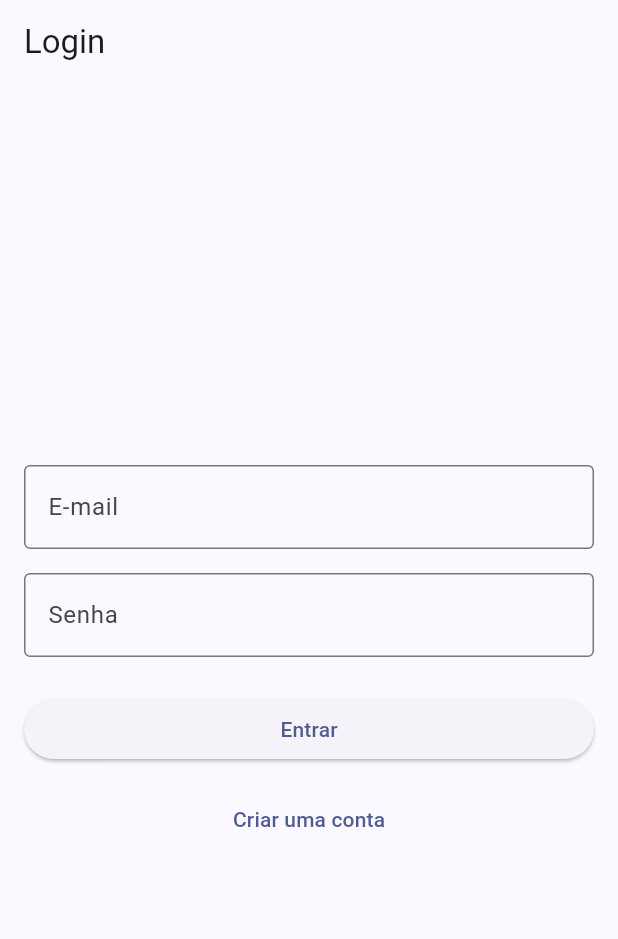
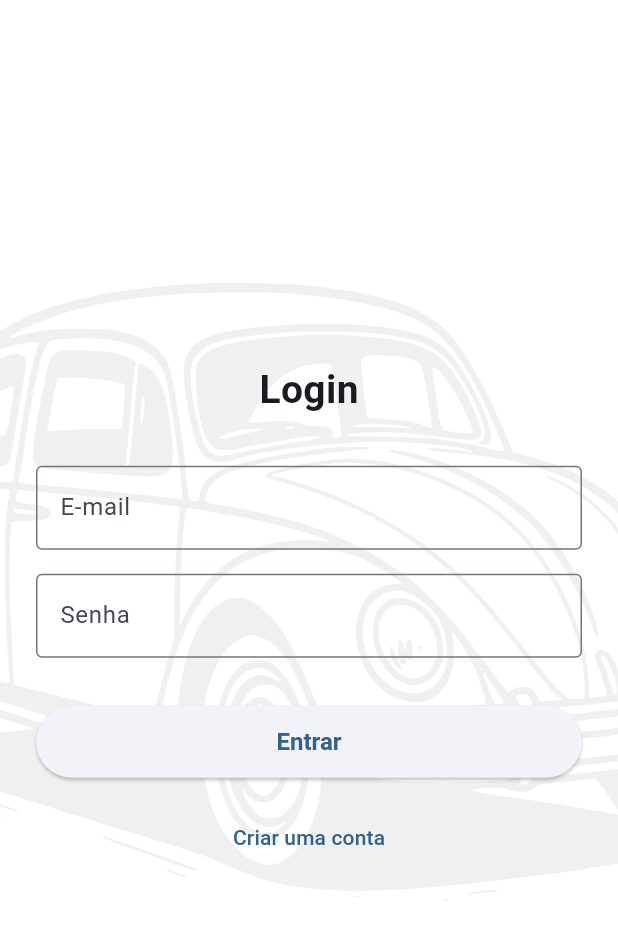
Before and after one commit to CarenNI/controle_abastecimento, a Flutter app: the screen it shows after launch, on a phone screen of 412 x 824 dp. Shown: the top 939 px of the screen. Run offline on Flutter 3.47's test engine with Material 3 defaults, Android fonts, the phone set to English and light mode, and no system bars; our stand-ins replace cloud_firestore, firebase_auth, firebase_core, flutter_svg; accounts and stored records are empty.

Commit message:
Commit: style(theme): tema customizado e navegação

```diff
--- a/lib/main.dart
+++ b/lib/main.dart
@@ -15,13 +15,43 @@ class MyApp extends StatelessWidget {
 
   @override
   Widget build(BuildContext context) {
+    const seed = Color(0xFF597A9A); // azul escuro da paleta
+    const background = Color(0xFFF7F6EF); // fundo claro creme
+
+    final theme = ThemeData(
+      useMaterial3: true,
+      colorScheme: ColorScheme.fromSeed(
+        seedColor: seed,
+        background: background,
+        surface: background,
+      ),
+      scaffoldBackgroundColor: background,
+      appBarTheme: const AppBarTheme(
+        backgroundColor: seed,
+        foregroundColor: Colors.white,
+        centerTitle: true,
+        elevation: 2,
+      ),
+      elevatedButtonTheme: ElevatedButtonThemeData(
+        style: ElevatedButton.styleFrom(
+          minimumSize: const Size.fromHeight(48), // botão mais alto
+          textStyle: const TextStyle(fontSize: 16, fontWeight: FontWeight.w600),
+          shape: RoundedRectangleBorder(
+            borderRadius: BorderRadius.circular(24),
+          ),
+        ),
+      ),
+      inputDecorationTheme: const InputDecorationTheme(
+        border: OutlineInputBorder(),
+      ),
+    );
+
     return MaterialApp(
+      debugShowCheckedModeBanner: false,
       title: 'Controle de Abastecimento',
-      debugShowCheckedModeBanner: false,
-      theme: ThemeData(
-        useMaterial3: true,
-        colorScheme: ColorScheme.fromSeed(seedColor: Colors.indigo),
-      ),
+      theme: theme,
+      darkTheme: theme, //  mesmo tema no dark
+      themeMode: ThemeMode.light, //  FORÇA SEMPRE TEMA CLARO
       home: const LoginPage(),
     );
   }
--- a/lib/pages/login_page.dart
+++ b/lib/pages/login_page.dart
@@ -1,5 +1,6 @@
 import 'package:flutter/material.dart';
 import 'package:firebase_auth/firebase_auth.dart';
+import 'package:flutter_svg/flutter_svg.dart';
 
 import 'register_page.dart';
 import 'home_page.dart';
@@ -12,140 +13,105 @@ class LoginPage extends StatefulWidget {
 }
 
 class _LoginPageState extends State<LoginPage> {
-  final _formKey = GlobalKey<FormState>();
-  final _emailController = TextEditingController();
-  final _senhaController = TextEditingController();
+  final emailController = TextEditingController();
+  final senhaController = TextEditingController();
+  bool carregando = false;
 
-  bool _carregando = false;
+  Future<void> fazerLogin() async {
+    try {
+      setState(() => carregando = true);
 
-  @override
-  void dispose() {
-    _emailController.dispose();
-    _senhaController.dispose();
-    super.dispose();
-  }
-
-  Future<void> _fazerLogin() async {
-    if (!_formKey.currentState!.validate()) return;
-
-    setState(() => _carregando = true);
-
-    try {
       await FirebaseAuth.instance.signInWithEmailAndPassword(
-        email: _emailController.text.trim(),
-        password: _senhaController.text.trim(),
+        email: emailController.text,
+        password: senhaController.text,
       );
 
-      if (!mounted) return;
-
-      ScaffoldMessenger.of(context).showSnackBar(
-        const SnackBar(content: Text('Login realizado com sucesso!')),
-      );
-
-      // Vai para a HomePage e remove a tela de login da pilha
       Navigator.pushReplacement(
         context,
-        MaterialPageRoute(builder: (context) => const HomePage()),
+        MaterialPageRoute(builder: (_) => const HomePage()),
       );
-    } on FirebaseAuthException catch (e) {
-      String mensagem = 'Erro ao fazer login';
-
-      if (e.code == 'user-not-found') {
-        mensagem = 'Usuário não encontrado';
-      } else if (e.code == 'wrong-password') {
-        mensagem = 'Senha incorreta';
-      }
-
+    } catch (e) {
       ScaffoldMessenger.of(
         context,
-      ).showSnackBar(SnackBar(content: Text(mensagem)));
-    } catch (_) {
-      ScaffoldMessenger.of(context).showSnackBar(
-        const SnackBar(content: Text('Erro inesperado ao fazer login')),
-      );
+      ).showSnackBar(SnackBar(content: Text("Erro ao fazer login: $e")));
     } finally {
-      if (mounted) {
-        setState(() => _carregando = false);
+      setState(() => carregando = false);
     }
-    }
-  }
-
-  void _irParaCadastro() {
-    Navigator.push(
-      context,
-      MaterialPageRoute(builder: (context) => const RegisterPage()),
-    );
   }
 
   @override
   Widget build(BuildContext context) {
-    return Scaffold(
-      appBar: AppBar(title: const Text('Login')),
-      body: Padding(
-        padding: const EdgeInsets.all(16),
-        child: Form(
-          key: _formKey,
+    return Stack(
+      children: [
+        /// 🔵 FUNDO DO FUSCA
+        Positioned.fill(
+          child: Opacity(
+            opacity: 0.06,
+            child: SvgPicture.asset(
+              'assets/images/fusca.svg',
+              fit: BoxFit.cover,
+            ),
+          ),
+        ),
+
+        /// 🔵 CONTEÚDO DA TELA
+        Scaffold(
+          backgroundColor: Colors.transparent,
+          body: Center(
+            child: Padding(
+              padding: const EdgeInsets.all(24),
               child: Column(
                 mainAxisAlignment: MainAxisAlignment.center,
                 children: [
-              TextFormField(
-                controller: _emailController,
-                decoration: const InputDecoration(
-                  labelText: 'E-mail',
-                  border: OutlineInputBorder(),
+                  const Text(
+                    "Login",
+                    style: TextStyle(fontSize: 26, fontWeight: FontWeight.bold),
                   ),
-                keyboardType: TextInputType.emailAddress,
-                validator: (value) {
-                  if (value == null || value.isEmpty) {
-                    return 'Informe o e-mail';
-                  }
-                  if (!value.contains('@')) {
-                    return 'E-mail inválido';
-                  }
-                  return null;
-                },
+                  const SizedBox(height: 32),
+
+                  TextField(
+                    controller: emailController,
+                    decoration: const InputDecoration(labelText: "E-mail"),
                   ),
                   const SizedBox(height: 16),
-              TextFormField(
-                controller: _senhaController,
-                decoration: const InputDecoration(
-                  labelText: 'Senha',
-                  border: OutlineInputBorder(),
+
+                  TextField(
+                    controller: senhaController,
+                    decoration: const InputDecoration(labelText: "Senha"),
+                    obscureText: true,
                   ),
-                obscureText: true,
-                validator: (value) {
-                  if (value == null || value.isEmpty) {
-                    return 'Informe a senha';
-                  }
-                  if (value.length < 6) {
-                    return 'A senha deve ter pelo menos 6 caracteres';
-                  }
-                  return null;
-                },
-              ),
-              const SizedBox(height: 24),
+                  const SizedBox(height: 32),
+
                   SizedBox(
-                width: double.infinity,
+                    width: double.infinity, // botão ocupando a largura toda
                     child: ElevatedButton(
-                  onPressed: _carregando ? null : _fazerLogin,
-                  child: _carregando
+                      onPressed: carregando ? null : fazerLogin,
+                      child: carregando
                           ? const SizedBox(
                               height: 20,
                               width: 20,
                               child: CircularProgressIndicator(strokeWidth: 2),
                             )
-                      : const Text('Entrar'),
+                          : const Text("Entrar"),
                     ),
                   ),
-              const SizedBox(height: 12),
+
+                  const SizedBox(height: 16),
                   TextButton(
-                onPressed: _irParaCadastro,
-                child: const Text('Criar uma conta'),
+                    onPressed: () {
+                      Navigator.push(
+                        context,
+                        MaterialPageRoute(builder: (_) => const RegisterPage()),
+                      );
+                    },
+                    child: const Text("Criar uma conta"),
                   ),
                 ],
               ),
             ),
           ),
+        ),
+      ],
     );
   }
 }
```
Also changed, not shown: lib/pages/home_page.dart (+129 -37 lines), pubspec.yaml (+4 -4 lines), assets/images/fusca.svg (added), pubspec.lock. Lines whose indentation alone changed are shown as unchanged.
